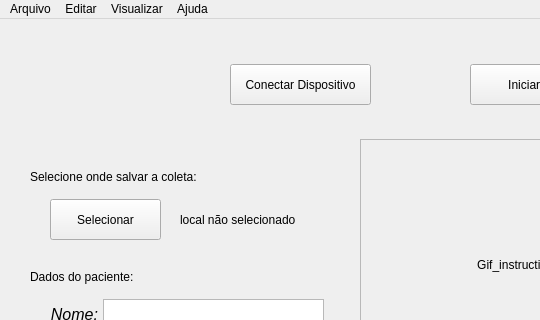
Wanghley/PIBIC-Strategies-Data-Visualization-Medicine, file GUI/style.ui: the form before one commit; both pictures show x 0 to 540 and y 0 to 320 of the 684 by 514 pixel window.
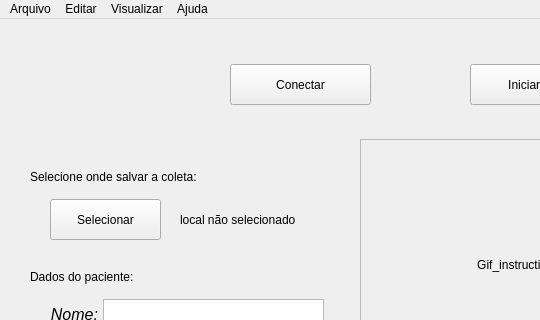
The form after the commit. Icons and pictures are not drawn.

Commit message: [UPDATE] style compability correction

The edit to the form file:
```diff
--- a/GUI/style.ui
+++ b/GUI/style.ui
@@ -55,7 +55,7 @@
      </rect>
     </property>
     <property name="text">
-     <string>Conectar Dispositivo</string>
+     <string>Conectar</string>
     </property>
    </widget>
    <widget class="QPushButton" name="btnStartStop">
```
